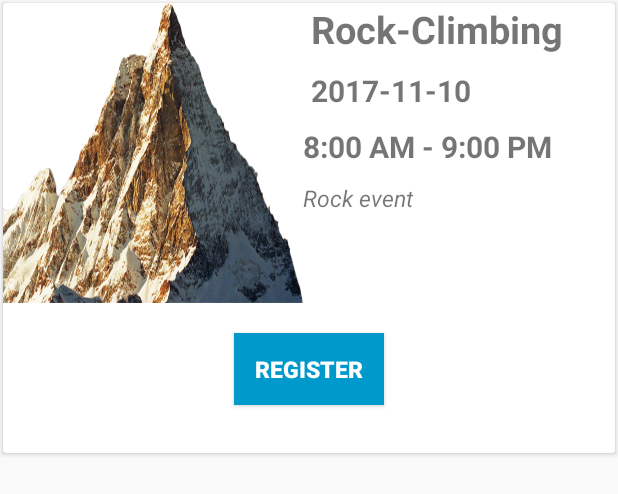
After one commit to anmolduainter/Events-Android-app, an Android app: the layout card_layout_all_events.xml on its own in the app's theme, with its tools: preview values and no code run, on a phone screen of 412 x 824 dp. The commit adds this screen. Shown: the top 494 px of the screen. Run offline under Robolectric (Android 15) with nearby library versions, the phone set to English and light mode, and no system bars; network calls fail.

Commit message:
All Events

```diff
--- a/app/src/main/AndroidManifest.xml
+++ b/app/src/main/AndroidManifest.xml
@@ -1,6 +1,8 @@
 <?xml version="1.0" encoding="utf-8"?>
 <manifest xmlns:android="http://schemas.android.com/apk/res/android"
     package="com.example.anmol.events">
+
+    <uses-permission android:name="android.permission.INTERNET"/>
 
     <application
         android:allowBackup="true"
@@ -16,6 +18,7 @@
                 <category android:name="android.intent.category.LAUNCHER" />
             </intent-filter>
         </activity>
+        <activity android:name=".Events.AllEvents"></activity>
     </application>
 
 </manifest>
--- a/app/src/main/java/com/example/anmol/events/MainActivity.java
+++ b/app/src/main/java/com/example/anmol/events/MainActivity.java
@@ -65,7 +65,7 @@ public class MainActivity extends AppCompatActivity implements NavigationView.On
         recyclerView= (RecyclerView) findViewById(R.id.Recyclerview);
         layoutManager=new LinearLayoutManager(MainActivity.this);
         recyclerView.setLayoutManager(layoutManager);
-        adapter=new RecyclerNavAdapter(height);
+        adapter=new RecyclerNavAdapter(height,MainActivity.this);
 
         drawer.addDrawerListener(new DrawerLayout.DrawerListener() {
             @Override
--- /dev/null
+++ b/app/src/main/res/layout/card_layout_all_events.xml
@@ -0,0 +1,92 @@
+<?xml version="1.0" encoding="utf-8"?>
+<android.support.v7.widget.CardView
+    android:layout_height="300dp"
+    android:layout_width="match_parent"
+    xmlns:app="http://schemas.android.com/apk/res-auto"
+    android:elevation="2dp"
+    android:layout_marginLeft="2dp"
+    android:layout_marginRight="2dp"
+    android:layout_marginTop="2dp"
+    xmlns:android="http://schemas.android.com/apk/res/android">
+
+    <RelativeLayout
+        android:id="@+id/AllEventRel"
+        android:layout_width="match_parent"
+        android:layout_height="match_parent">
+
+        <ImageView
+            android:id="@+id/AllEventsImage"
+            android:background="@drawable/mountain"
+            android:layout_width="200dp"
+            android:layout_height="200dp" />
+
+        <TextView
+            android:id="@+id/Name"
+            android:layout_toRightOf="@id/AllEventsImage"
+            android:layout_width="wrap_content"
+            android:layout_height="wrap_content"
+            android:text="Rock-Climbing"
+            android:textSize="25dp"
+            android:textStyle="bold"
+            android:layout_marginLeft="5dp"/>
+
+
+
+        <TextView
+            android:id="@+id/Date"
+            android:layout_toRightOf="@id/AllEventsImage"
+            android:layout_width="wrap_content"
+            android:layout_height="wrap_content"
+            android:layout_below="@id/Name"
+            android:layout_marginTop="10dp"
+            android:text="2017-11-10"
+            android:textSize="20dp"
+            android:textStyle="bold"
+            android:layout_marginLeft="5dp"/>
+
+
+
+        <TextView
+            android:id="@+id/Time"
+            android:layout_toRightOf="@id/AllEventsImage"
+            android:layout_width="wrap_content"
+            android:layout_height="wrap_content"
+            android:layout_below="@id/Date"
+            android:layout_marginTop="10dp"
+            android:text="8:00 AM - 9:00 PM"
+            android:textSize="20dp"
+            android:textStyle="bold"
+           />
+
+
+
+        <TextView
+            android:id="@+id/Desc"
+            android:layout_toRightOf="@id/AllEventsImage"
+            android:layout_width="wrap_content"
+            android:layout_height="wrap_content"
+            android:layout_below="@id/Time"
+            android:layout_marginTop="10dp"
+            android:text="Rock event"
+            android:textSize="15dp"
+            android:textStyle="italic"
+            />
+
+        <Button
+            android:layout_below="@id/AllEventsImage"
+            android:layout_width="100dp"
+            android:layout_height="wrap_content"
+            android:layout_marginTop="20dp"
+            android:text="REGISTER"
+            android:textStyle="bold"
+            android:textColor="#fff"
+            android:textSize="15dp"
+            android:background="@android:color/holo_blue_dark"
+            android:layout_centerHorizontal="true"/>
+
+
+    </RelativeLayout>
+
+
+
+</android.support.v7.widget.CardView>
```
Also changed, not shown: app/src/main/java/com/example/anmol/events/Adapter/RecyclerAllEvents.java (+29 -6 lines), app/src/main/java/com/example/anmol/events/Adapter/RecyclerNavAdapter.java (+22 -2 lines), app/src/main/java/com/example/anmol/events/Events/AllEvents.java (+37 -8 lines).
